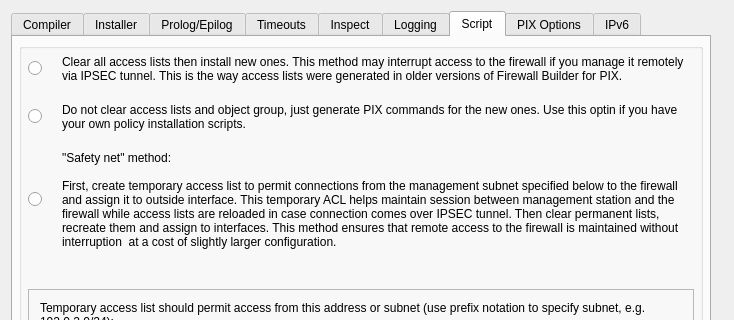
Qt form src/gui/pixadvanceddialog_q.ui (fwbuilder/fwbuilder) before a commit; both pictures show x 0 to 734 and y 0 to 320 of the 734 by 722 pixel window.
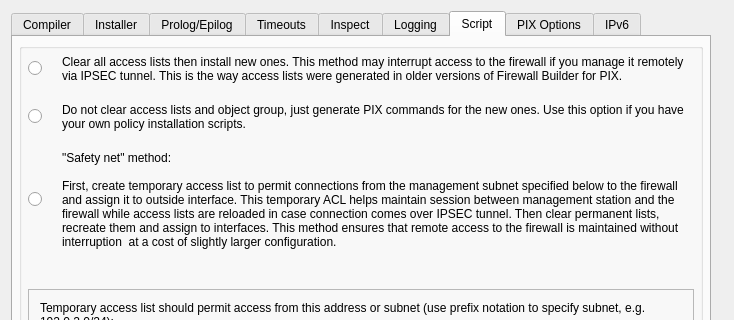
The same form after that commit. The open tabs and pages were chosen to show the change.

```diff
--- a/src/gui/pixadvanceddialog_q.ui
+++ b/src/gui/pixadvanceddialog_q.ui
@@ -3790,7 +3790,7 @@
              <enum>Qt::ClickFocus</enum>
             </property>
             <property name="text" >
-             <string>Do not clear access lists and object group, just generate PIX commands for the new ones. Use this optin if you have your own policy installation scripts.</string>
+             <string>Do not clear access lists and object group, just generate PIX commands for the new ones. Use this option if you have your own policy installation scripts.</string>
             </property>
             <property name="alignment" >
              <set>Qt::AlignVCenter</set>
```
